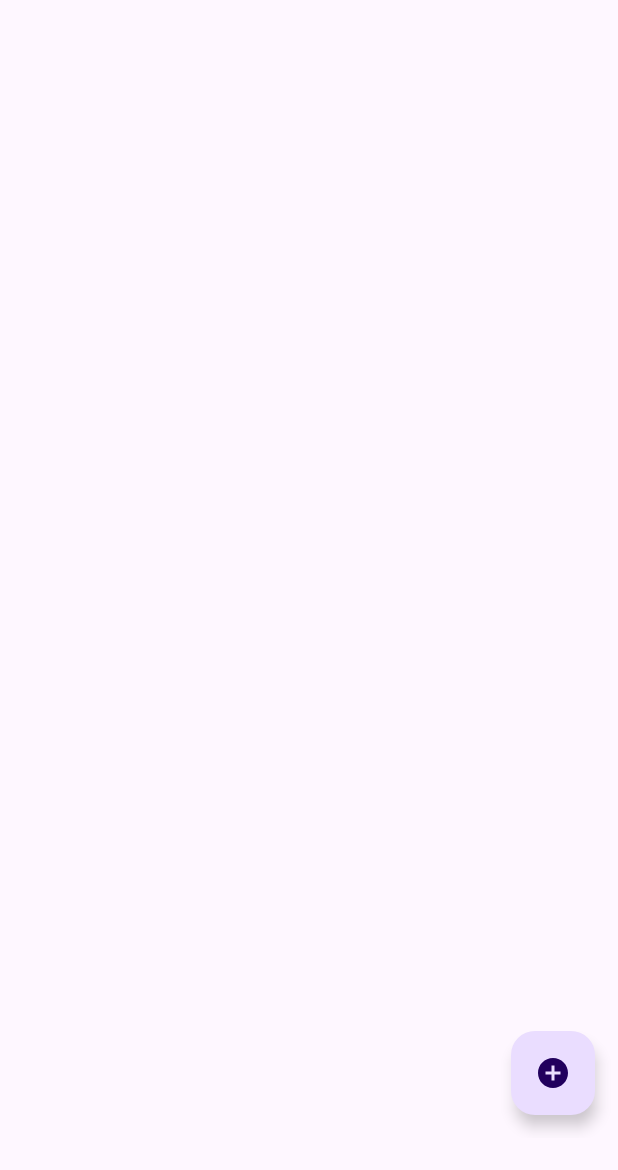
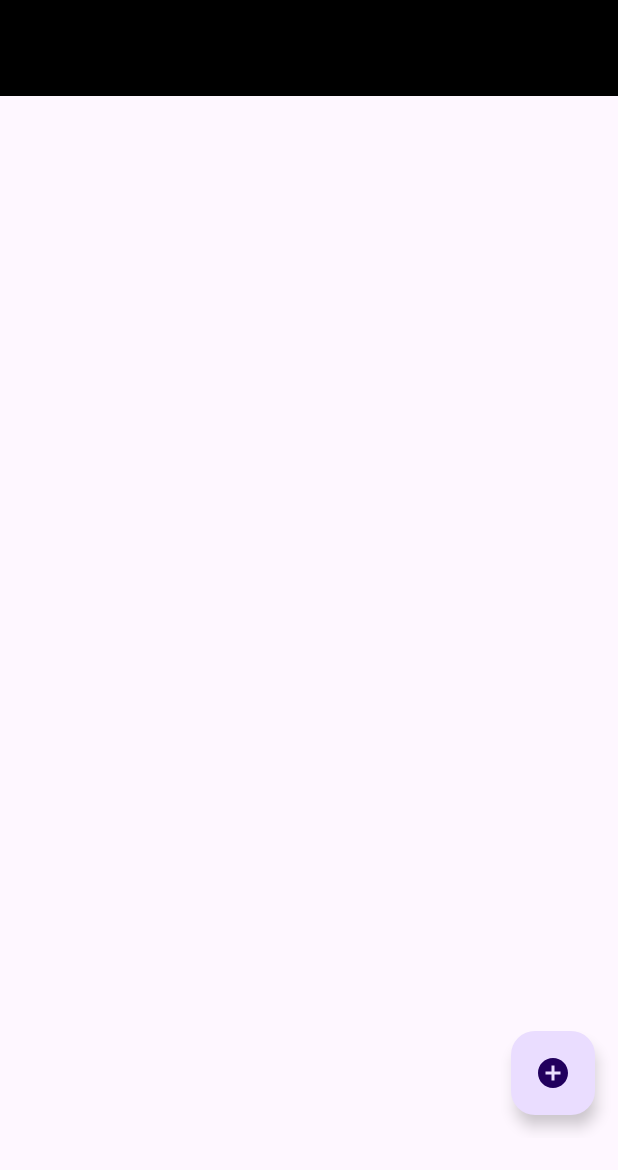
Before and after one commit to LuisAngelNV/RegistroBasico_AndroidStudio, an Android app: the layout fragment_home.xml on its own in the app's theme, with its tools: preview values and no code run, on a phone screen of 412 x 824 dp. Shown: the top 1170 px of the screen. Run offline under Robolectric (Android 15) with nearby library versions, the phone set to English and light mode, and no system bars.

```diff
--- /dev/null
+++ b/app/src/main/res/layout/action_bar_toolbar.xml
@@ -0,0 +1,14 @@
+<?xml version="1.0" encoding="utf-8"?>
+<com.google.android.material.appbar.AppBarLayout xmlns:android="http://schemas.android.com/apk/res/android"
+    android:layout_width="match_parent"
+    android:layout_height="match_parent"
+     xmlns:app="http://schemas.android.com/apk/res-auto">
+
+   <androidx.appcompat.widget.Toolbar
+       android:id="@+id/ToolBar"
+       android:layout_width="match_parent"
+       android:layout_height="wrap_content"
+       android:background="@color/black"
+       android:theme="@style/ToolbaName"/>
+
+</com.google.android.material.appbar.AppBarLayout>
--- a/app/src/main/res/layout/fragment_home.xml
+++ b/app/src/main/res/layout/fragment_home.xml
@@ -5,6 +5,7 @@
     android:layout_height="match_parent"
     tools:context=".fragments.Home"
     android:layout_marginBottom="65dp">
+    <include layout="@layout/action_bar_toolbar"/>
 
     <com.google.android.material.floatingactionbutton.FloatingActionButton
         android:id="@+id/FAB"
--- /dev/null
+++ b/app/src/main/res/values/style.xml
@@ -0,0 +1,7 @@
+<?xml version="1.0" encoding="utf-8"?>
+<resources>
+    <style name="ToolbaName" parent="ThemeOverlay.AppCompat.ActionBar">
+        <item name="colorControlNormal">@color/white</item>
+        <item name="titleTextColor">@color/white</item>
+    </style>
+</resources>
```
Also changed, not shown: app/src/main/java/com/luisangelnv/socialgame/activities/MainActivity.java (+19 -16 lines), app/src/main/java/com/luisangelnv/socialgame/fragments/Home.java (+40 -6 lines), app/src/main/java/com/luisangelnv/socialgame/providers/AuthProviders.java (+14 -1 lines), app/src/main/res/menu/main_menu.xml (added, +7 -0 lines).
